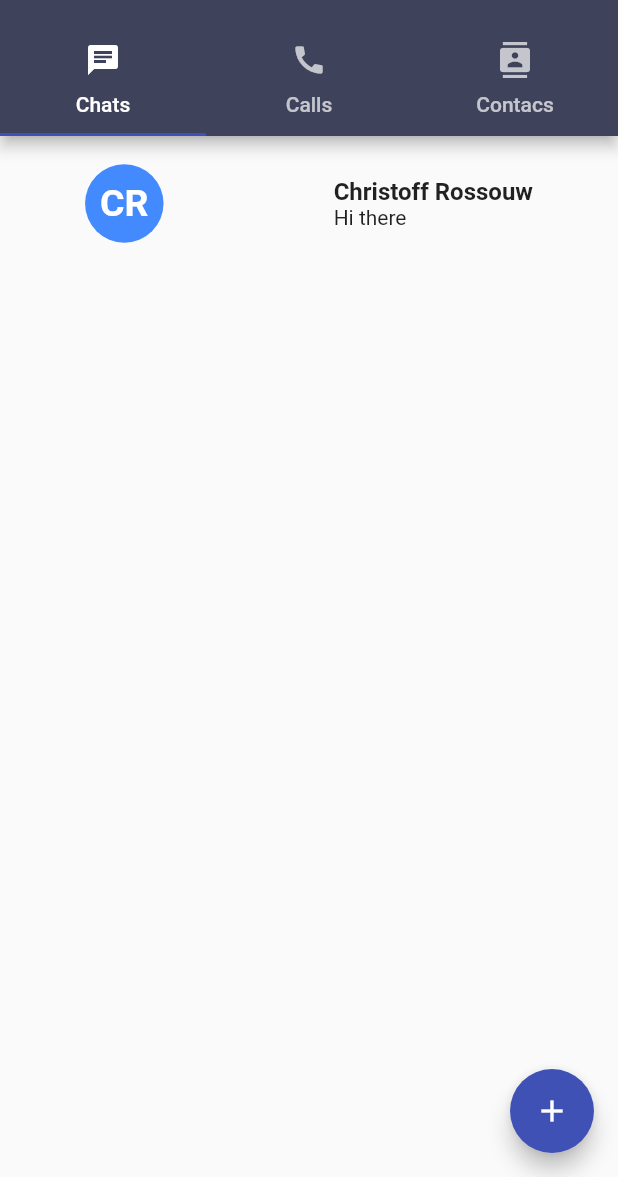
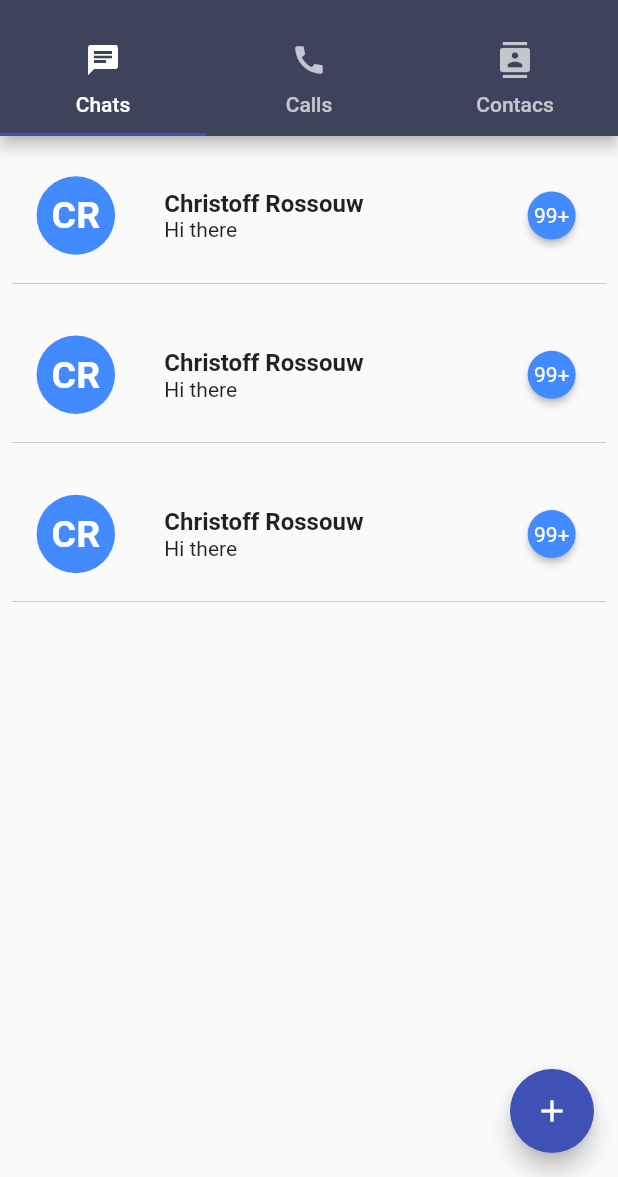
Before and after one commit to TheLonelyNull/p2p-chat, a Flutter app: the screen it shows after launch, on a phone screen of 412 x 824 dp, the part 59-1236 px from its top. Run offline on Flutter 3.47's test engine with Material 2 defaults, Android fonts, the phone set to English and light mode, and no system bars; drawn by our look-alikes of badges; our stand-ins replace bloc, equatable, flare_flutter, flutter_bloc.

Commit message:
Chat preview widget is done

```diff
--- a/p2p_chat/lib/screens/chatOverview.dart
+++ b/p2p_chat/lib/screens/chatOverview.dart
@@ -1,4 +1,5 @@
 import 'package:flutter/material.dart';
+import 'package:badges/badges.dart';
 
 class ChatOverviewScreen extends StatefulWidget {
   ChatOverviewScreen({Key key}) : super(key: key);
@@ -14,10 +15,20 @@ class ChatOverviewState extends State<ChatOverviewScreen> {
       body: ListView(
         children: <Widget>[
           ChatPreviewWidget(
-              unreadCount: 5,
+              unreadCount: 113,
               username: "Christoff Rossouw",
               previewText: "Hi there",
-              profileImageURL: null)
+              profileImageURL: null),
+          ChatPreviewWidget(
+              unreadCount: 113,
+              username: "Christoff Rossouw",
+              previewText: "Hi there",
+              profileImageURL: null),
+          ChatPreviewWidget(
+              unreadCount: 113,
+              username: "Christoff Rossouw",
+              previewText: "Hi there",
+              profileImageURL: null),
         ],
       ),
       floatingActionButton: FloatingActionButton(
@@ -45,8 +56,19 @@ class ChatPreviewWidget extends StatelessWidget {
 
   @override
   Widget build(BuildContext context) {
-    return Container(
+    String _unreadCountString = this.unreadCount.toString();
+    if (this.unreadCount > 99) {
+      _unreadCountString = "99+";
+    }
+    return Padding(
+      padding: const EdgeInsets.all(8.0),
+      child: Container(
           width: double.infinity,
+          decoration: const BoxDecoration(
+            border: Border(
+              bottom: BorderSide(color: Color(0xFF565973), width: 0.2),
+            ),
+          ),
           child: Row(
             crossAxisAlignment: CrossAxisAlignment.center,
             mainAxisAlignment: MainAxisAlignment.spaceAround,
@@ -57,12 +79,30 @@ class ChatPreviewWidget extends StatelessWidget {
                 crossAxisAlignment: CrossAxisAlignment.start,
                 children: <Widget>[
                   Text(this.username,
-                    style: TextStyle(fontSize: 16, fontWeight: FontWeight.bold)),
+                      style:
+                          TextStyle(fontSize: 16, fontWeight: FontWeight.bold)),
                   Text(this.previewText)
+                ],
+              ),
+              SizedBox(
+                width: 40,
+              ),
+              Column(
+                mainAxisAlignment: MainAxisAlignment.start,
+                children: <Widget>[
+                  Badge(
+                    badgeContent: Text(
+                      _unreadCountString,
+                      style: TextStyle(color: Colors.white),
+                    ),
+                    badgeColor: Colors.blueAccent,
+                    padding: EdgeInsets.all(8),
+                  )
                 ],
               )
             ],
-        ));
+          )),
+    );
   }
 }
 
--- a/p2p_chat/pubspec.yaml
+++ b/p2p_chat/pubspec.yaml
@@ -25,6 +25,7 @@ dependencies:
   cupertino_icons: ^0.1.2
   flutter_bloc: ^2.1.1
   equatable: ^0.2.6
+  badges: ^1.1.0
 dev_dependencies:
   flutter_test:
     sdk: flutter
```
Also changed, not shown: p2p_chat/pubspec.lock. Lines whose indentation alone changed are shown as unchanged.
